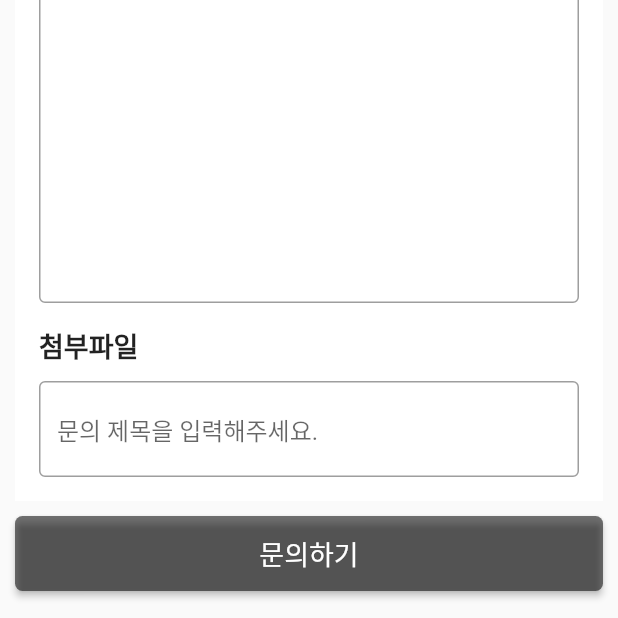
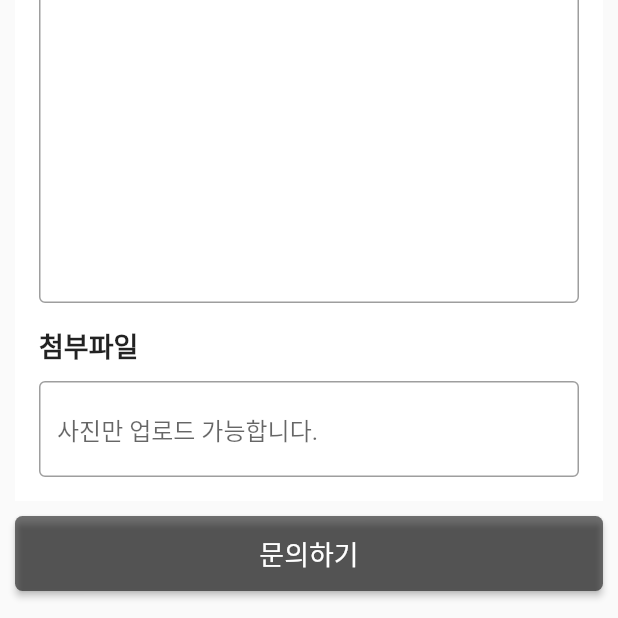
Before and after one commit to hoheehohee/exhibition_guide_app, a Flutter app: the QnaView screen opened directly, on a phone screen of 412 x 824 dp, the part 618-1236 px from its top. Run offline on Flutter 3.47's test engine with Material 2 defaults, Android fonts, the phone set to English and light mode, and no system bars; our stand-ins replace audioplayers, cached_network_image, carousel_slider, dio, get, google_sign_in and 2 more; missing offline and left inert: barcode_scan, beacons_plugin, drawerbehavior, flutter_kakao_login, flutter_login_facebook, flutter_naver_login and 1 more; accounts and stored records are empty; network calls fail; statements that could not run were skipped.

Commit message:
[feature]: 카메라 앨범 연동 - 1:1문의 사진첩 사진 업로드 연동

```diff
--- a/lib/crm/qna_view.dart
+++ b/lib/crm/qna_view.dart
@@ -1,10 +1,14 @@
 import 'package:exhibition_guide_app/main/main_view.dart';
+import 'package:exhibition_guide_app/provider/mypage_provider.dart';
 import 'package:flutter/material.dart';
 import 'package:get/get.dart';
+import 'package:provider/provider.dart';
 
 class QnaView extends StatelessWidget {
+  MyPageProvider _myPageProvider;
   @override
   Widget build(BuildContext context) {
+    _myPageProvider = Provider.of<MyPageProvider>(context);
     return  Scaffold(
         appBar: _appBar(),
         body: GestureDetector(
@@ -82,6 +86,9 @@ class QnaView extends StatelessWidget {
 
   // 입력 폼
   Widget _inputForm() {
+    TextEditingController myController
+      = TextEditingController()..text = _myPageProvider.imageName;
+
     return Container(
         color: Colors.white,
         width: double.infinity,
@@ -107,10 +114,14 @@ class QnaView extends StatelessWidget {
               Text('첨부파일', style: TextStyle(fontSize: 18, fontWeight: FontWeight.bold)),
               SizedBox(height: 10),
               TextField(
-                textInputAction: TextInputAction.done,
+                controller: myController,
+                readOnly: true,
+                onTap: () {
+                  _myPageProvider.getImage();
+                },
                 decoration: InputDecoration(
                     border: OutlineInputBorder(),
-                    hintText: '문의 제목을 입력해주세요.'
+                    hintText: '사진만 업로드 가능합니다.'
                 ),
               ),
             ]
--- a/lib/provider/mypage_provider.dart
+++ b/lib/provider/mypage_provider.dart
@@ -1,21 +1,28 @@
 import 'dart:convert';
+import 'dart:io';
 
 import 'package:dio/dio.dart';
 import 'package:exhibition_guide_app/message.dart';
 import 'package:exhibition_guide_app/model/qna_list_model.dart';
 import 'package:flutter/foundation.dart';
+import 'package:image_picker/image_picker.dart';
 
 class MyPageProvider with ChangeNotifier {
+  final picker = ImagePicker();
+  final Dio dio = new Dio();
+
   bool _loading = false;
+  File _image;
   QnaListModel _qnaList = QnaListModel.fromJson({"data": []});
 
   bool get loading => _loading;
+  String get imageName => _image != null ? '첨부파일 1' : '';
   QnaListModel get qnaList => _qnaList;
 
+  // 1:1문의하기 목록 조회
   Future<void> setQnaListSel() async {
     _loading = true;
     Response resp;
-    Dio dio = new Dio();
 
     try{
       resp = await dio.get(BASE_URL + '/qnaListData.do', queryParameters: { "loginID": TEST_LOGIN_TOKEN });
@@ -27,4 +34,15 @@ class MyPageProvider with ChangeNotifier {
       print('##### setQnaListSell Error: $error');
     }
   }
+
+  // 사진앨범 이미지 가져오기
+  Future getImage() async {
+    final pickedFile = await picker.getImage(source: ImageSource.gallery);
+    if (pickedFile != null) {
+      _image = File(pickedFile.path);
+      notifyListeners();
+    } else {
+      print('##### No image selected.');
+    }
+  }
 }
--- a/pubspec.yaml
+++ b/pubspec.yaml
@@ -43,6 +43,7 @@ dependencies:
   barcode_scan: ^2.0.1
   audioplayers: ^0.17.0
   intl: ^0.16.1
+  image_picker: ^0.6.7+21
 
 dev_dependencies:
   flutter_test:
```
Also changed, not shown: pubspec.lock, 3 other files.
